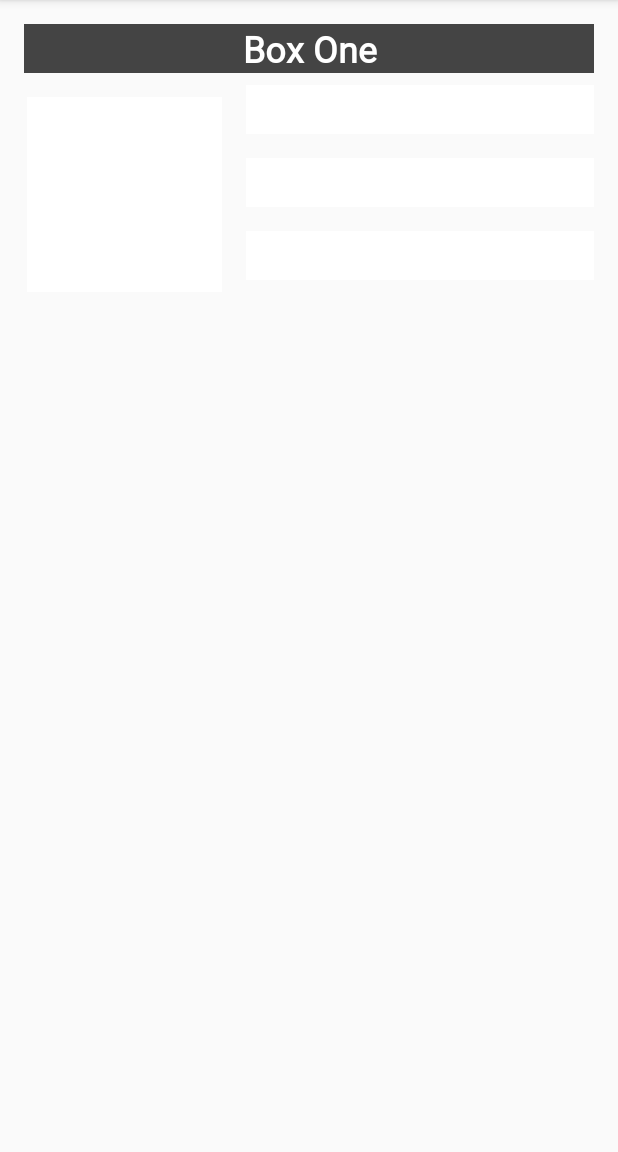
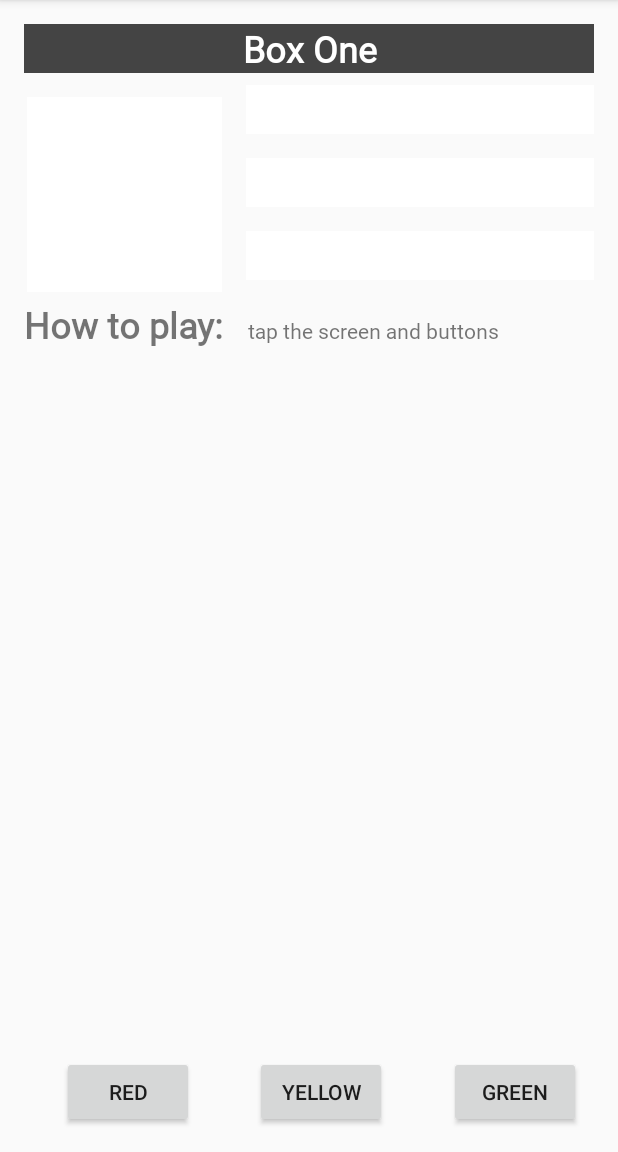
Before and after one commit to Power186/ColorViews, an Android app: the screen it shows after launch (MainActivity), after a tap on "Box One", on a phone screen of 412 x 824 dp, the part 84-1236 px from its top. Run offline under Robolectric (Android 15) with nearby library versions, the phone set to English and light mode, and no system bars.

Commit message:
added buttons to toggle color, left side views

```diff
--- a/app/src/main/java/com/example/colorviews/MainActivity.kt
+++ b/app/src/main/java/com/example/colorviews/MainActivity.kt
@@ -5,6 +5,7 @@ import android.os.Bundle
 import android.view.View
 import android.widget.TextView
 import androidx.appcompat.app.AppCompatActivity
+import kotlinx.android.synthetic.main.activity_main.*
 
 class MainActivity : AppCompatActivity() {
     override fun onCreate(savedInstanceState: Bundle?) {
@@ -24,6 +25,12 @@ class MainActivity : AppCompatActivity() {
             R.id.box_three -> view.setBackgroundColor(Color.BLUE)
             R.id.box_four -> view.setBackgroundColor(Color.MAGENTA)
             R.id.box_five -> view.setBackgroundColor(Color.CYAN)
+
+            // Boxes using custom colors for background
+            R.id.red_button -> box_three.setBackgroundResource(R.color.my_red)
+            R.id.yellow_button -> box_four.setBackgroundResource(R.color.my_yellow)
+            R.id.green_button -> box_five.setBackgroundResource(R.color.my_green)
+
             else -> view.setBackgroundColor(Color.LTGRAY)
         }
     }
@@ -37,6 +44,10 @@ class MainActivity : AppCompatActivity() {
         val boxFiveText = findViewById<TextView>(R.id.box_five)
         val rootConstraintLayout = findViewById<View>(R.id.constraint_layout)
 
+        val redButton = findViewById<TextView>(R.id.red_button)
+        val greenButton = findViewById<TextView>(R.id.green_button)
+        val yellowButton = findViewById<TextView>(R.id.yellow_button)
+
         // Sets the views in a list
         val clickableViews: List<View> =
             listOf(
@@ -45,7 +56,10 @@ class MainActivity : AppCompatActivity() {
                 boxThreeText,
                 boxFourText,
                 boxFiveText,
-                rootConstraintLayout
+                rootConstraintLayout,
+                redButton,
+                greenButton,
+                yellowButton
             )
 
         // Sets the listener for each view in the list
--- a/app/src/main/res/layout/activity_main.xml
+++ b/app/src/main/res/layout/activity_main.xml
@@ -74,4 +74,69 @@
         app:layout_constraintStart_toEndOf="@+id/box_two_text"
         app:layout_constraintTop_toBottomOf="@+id/box_four" />
 
+    <TextView
+        android:id="@+id/label_text"
+        android:layout_width="wrap_content"
+        android:layout_height="wrap_content"
+        android:layout_marginStart="@dimen/margin_wide"
+        android:fontFamily="@font/roboto"
+        android:text="@string/how_to_play"
+        android:textSize="24sp"
+        android:textStyle="bold"
+        app:layout_constraintBaseline_toBaselineOf="@+id/info_text"
+        app:layout_constraintStart_toStartOf="parent" />
+
+    <TextView
+        android:id="@+id/info_text"
+        android:layout_width="0dp"
+        android:layout_height="wrap_content"
+        android:layout_marginStart="@dimen/margin_wide"
+        android:layout_marginTop="@dimen/margin_wide"
+        android:layout_marginEnd="@dimen/margin_wide"
+        android:layout_marginBottom="@dimen/margin_wide"
+        android:fontFamily="@font/roboto"
+        android:text="@string/tap_the_boxes_and_buttons"
+        app:layout_constraintBottom_toBottomOf="parent"
+        app:layout_constraintEnd_toEndOf="parent"
+        app:layout_constraintStart_toEndOf="@+id/label_text"
+        app:layout_constraintTop_toBottomOf="@+id/box_two_text"
+        app:layout_constraintVertical_bias="0.0" />
+
+    <Button
+        android:id="@+id/red_button"
+        android:layout_width="wrap_content"
+        android:layout_height="wrap_content"
+        android:layout_marginStart="16dp"
+        android:text="@string/button_red"
+        app:layout_constraintBaseline_toBaselineOf="@+id/yellow_button"
+        app:layout_constraintEnd_toStartOf="@+id/yellow_button"
+        app:layout_constraintHorizontal_bias="0.5"
+        app:layout_constraintStart_toStartOf="parent" />
+
+    <Button
+        android:id="@+id/yellow_button"
+        android:layout_width="wrap_content"
+        android:layout_height="wrap_content"
+        android:layout_marginStart="16dp"
+        android:layout_marginTop="16dp"
+        android:layout_marginEnd="16dp"
+        android:layout_marginBottom="16dp"
+        android:text="@string/button_yellow"
+        app:layout_constraintBottom_toBottomOf="parent"
+        app:layout_constraintEnd_toStartOf="@+id/green_button"
+        app:layout_constraintHorizontal_bias="0.5"
+        app:layout_constraintStart_toEndOf="@+id/red_button"
+        app:layout_constraintTop_toBottomOf="@+id/info_text"
+        app:layout_constraintVertical_bias="1.0" />
+
+    <Button
+        android:id="@+id/green_button"
+        android:layout_width="wrap_content"
+        android:layout_height="wrap_content"
+        android:text="@string/button_green"
+        app:layout_constraintBaseline_toBaselineOf="@+id/yellow_button"
+        app:layout_constraintEnd_toEndOf="parent"
+        app:layout_constraintHorizontal_bias="0.5"
+        app:layout_constraintStart_toEndOf="@+id/yellow_button" />
+
 </androidx.constraintlayout.widget.ConstraintLayout>
--- a/app/src/main/res/values/colors.xml
+++ b/app/src/main/res/values/colors.xml
@@ -3,4 +3,7 @@
     <color name="colorPrimary">#6200EE</color>
     <color name="colorPrimaryDark">#3700B3</color>
     <color name="colorAccent">#03DAC5</color>
+    <color name="my_green">#12C700</color>
+    <color name="my_red">#E54304</color>
+    <color name="my_yellow">#FFC107</color>
 </resources>
--- a/app/src/main/res/values/strings.xml
+++ b/app/src/main/res/values/strings.xml
@@ -5,4 +5,9 @@
     <string name="box_three">Box Three</string>
     <string name="box_four">Box Four</string>
     <string name="box_five">Box Five</string>
+    <string name="how_to_play">How to play:</string>
+    <string name="tap_the_boxes_and_buttons">tap the screen and buttons</string>
+    <string name="button_red">RED</string>
+    <string name="button_yellow">YELLOW</string>
+    <string name="button_green">GREEN</string>
 </resources>
```
